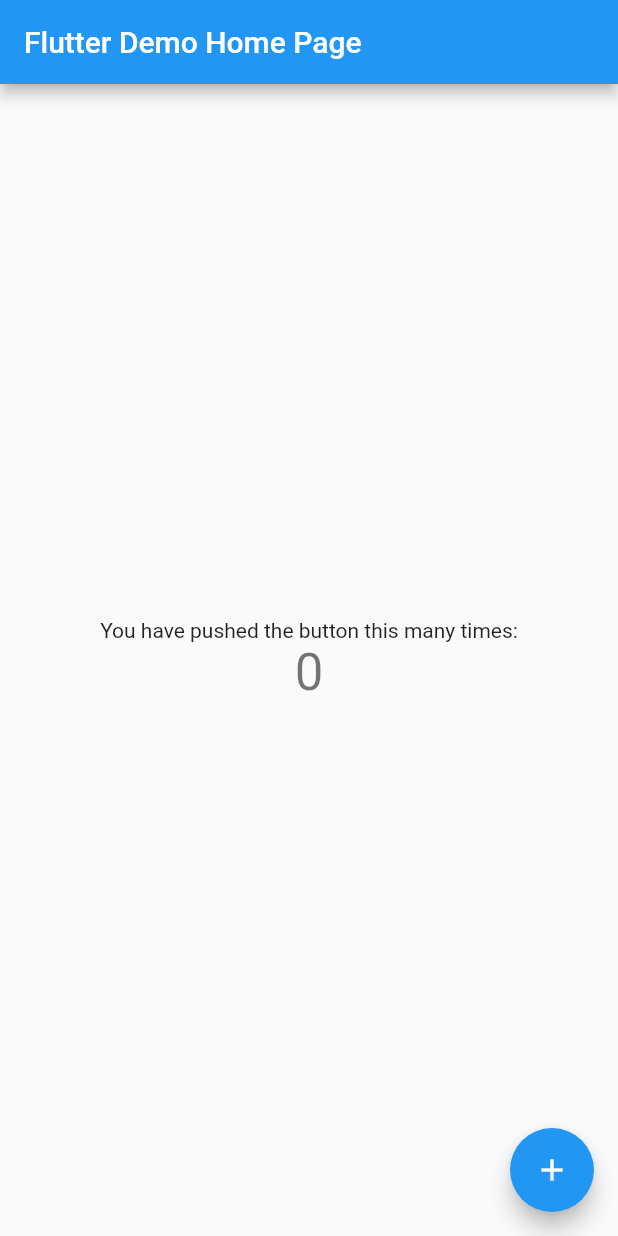
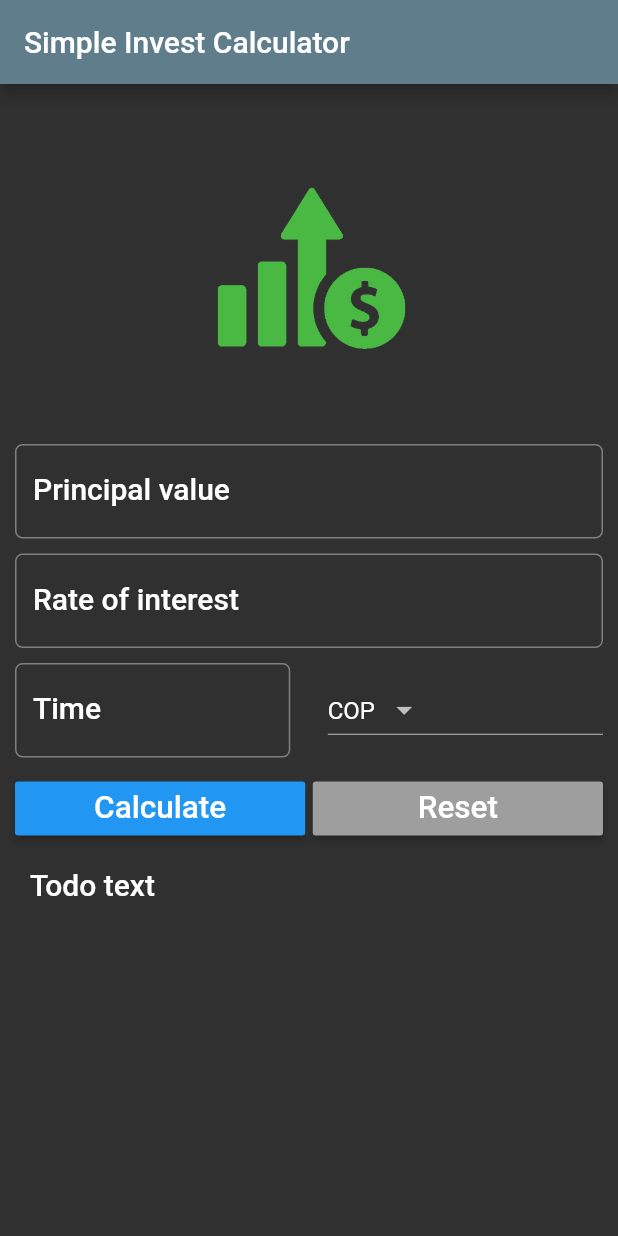
Before and after one commit to FabianVarela/calculator_invest_flutter, a Flutter app: the screen it shows after launch, on a phone screen of 412 x 824 dp. Run offline on Flutter 3.47's test engine with Material 2 defaults, Android fonts, the phone set to English and light mode, and no system bars.

Commit message:
Adding text, select buttons styles to the form

```diff
--- a/lib/main.dart
+++ b/lib/main.dart
@@ -1,63 +1,153 @@
 import 'package:flutter/material.dart';
 
-void main() => runApp(MyApp());
+void main() {
+  runApp(MaterialApp(
+      debugShowCheckedModeBanner: false,
+      title: 'Simple Invest Calculator App',
+      home: CalculateFrom(),
+      theme: ThemeData(
+        primaryColor: Colors.blueGrey,
+        accentColor: Colors.blueAccent,
+        brightness: Brightness.dark
+      ),
+    )
+  );
+}
 
-class MyApp extends StatelessWidget {
+class CalculateFrom extends StatefulWidget {
   @override
-  Widget build(BuildContext context) {
-    return MaterialApp(
-      title: 'Flutter Demo',
-      theme: ThemeData(
-        primarySwatch: Colors.blue,
-      ),
-      home: MyHomePage(title: 'Flutter Demo Home Page'),
-    );
+  State<StatefulWidget> createState() {
+    return CalculateFormState();
   }
 }
 
-class MyHomePage extends StatefulWidget {
-  MyHomePage({Key key, this.title}) : super(key: key);
-
-  final String title;
-
-  @override
-  _MyHomePageState createState() => _MyHomePageState();
-}
-
-class _MyHomePageState extends State<MyHomePage> {
-  int _counter = 0;
-
-  void _incrementCounter() {
-    setState(() {
-      _counter++;
-    });
-  }
+class CalculateFormState extends State<CalculateFrom> {
+  var currencies = ['COP','USD','EUR','Other'];
+  final minimumPadding = 5.0;
 
   @override
   Widget build(BuildContext context) {
+
+    TextStyle textStyle = Theme.of(context).textTheme.title;
+
     return Scaffold(
+      //resizeToAvoidBottomPadding: false,
       appBar: AppBar(
-        title: Text(widget.title),
+        title: Text('Simple Invest Calculator')
       ),
-      body: Center(
-        child: Column(
-          mainAxisAlignment: MainAxisAlignment.center,
+      body: Container(
+        margin: EdgeInsets.all(minimumPadding * 2),
+        child: ListView(
           children: <Widget>[
-            Text(
-              'You have pushed the button this many times:',
+            getAssetImage(),
+            Padding(
+              padding: EdgeInsets.only(top: minimumPadding, bottom: minimumPadding),
+              child: TextField(
+                keyboardType: TextInputType.number,
+                style: textStyle,
+                decoration: InputDecoration(
+                  labelText: 'Principal value',
+                  hintText: 'Enter percent value',
+                  labelStyle: textStyle,
+                  border: OutlineInputBorder(
+                    borderRadius: BorderRadius.circular(5)
+                  )
+                ),
+              ),
             ),
-            Text(
-              '$_counter',
-              style: Theme.of(context).textTheme.display1,
+            Padding(
+              padding: EdgeInsets.only(top: minimumPadding, bottom: minimumPadding),
+              child: TextField(
+                keyboardType: TextInputType.number,
+                style: textStyle,
+                decoration: InputDecoration(
+                  labelText: 'Rate of interest',
+                  hintText: 'Enter principal value, ej, 10000',
+                  labelStyle: textStyle,
+                  border: OutlineInputBorder(
+                    borderRadius: BorderRadius.circular(5)
+                  )
+                ),
+              )
             ),
+            Padding(
+              padding: EdgeInsets.only(top: minimumPadding, bottom: minimumPadding),
+              child: Row(
+                children: <Widget>[
+                  Expanded(
+                    child: TextField(
+                      keyboardType: TextInputType.number,
+                      style: textStyle,
+                      decoration: InputDecoration(
+                        labelText: 'Time',
+                        hintText: 'Time in years',
+                        labelStyle: textStyle,
+                        border: OutlineInputBorder(
+                          borderRadius: BorderRadius.circular(5)
+                        )
+                      ),
+                    )
+                  ),
+                  Container(width: minimumPadding * 5),
+                  Expanded(
+                    child: DropdownButton<String>(
+                      items: currencies.map((String value) {
+                        return DropdownMenuItem<String>(
+                          value: value,
+                          child: Text(value)
+                        );
+                      }).toList(),
+                      value: currencies[0],
+                      onChanged: (String newValueSelected) {
+
+                      },
+                    )
+                  )
+                ],
+              )
+            ),
+            Padding(
+              padding: EdgeInsets.only(top: minimumPadding, bottom: minimumPadding),
+              child: Row(
+                children: <Widget>[
+                  Expanded(
+                    child: RaisedButton(
+                      color: Colors.blue,
+                      textColor: Colors.white,
+                      child: Text('Calculate', textScaleFactor: 1.5),
+                      onPressed: () {
+
+                      }
+                    ),
+                  ),
+                  Container(width: minimumPadding *1),
+                  Expanded(
+                    child: RaisedButton(
+                      color: Colors.grey,
+                      textColor: Colors.white,
+                      child: Text('Reset', textScaleFactor: 1.5),
+                      onPressed: () {
+
+                      }
+                    ),
+                  )
+                ],
+              )
+            ),
+            Padding(
+              padding: EdgeInsets.all(minimumPadding * 2),
+              child: Text('Todo text', style: textStyle)
+            )
           ],
-        ),
-      ),
-      floatingActionButton: FloatingActionButton(
-        onPressed: _incrementCounter,
-        tooltip: 'Increment',
-        child: Icon(Icons.add),
-      ),
+        )
+      )
     );
   }
+
+  Widget getAssetImage() {
+    AssetImage assetImage = AssetImage('images/invest.png');
+    Image image = Image(image: assetImage, width: 125, height: 125);
+
+    return Container(child: image, margin: EdgeInsets.all(minimumPadding * 10));
+  }
 }
--- a/pubspec.yaml
+++ b/pubspec.yaml
@@ -37,9 +37,8 @@ flutter:
   uses-material-design: true
 
   # To add assets to your application, add an assets section, like this:
-  # assets:
-  #  - images/a_dot_burr.jpeg
-  #  - images/a_dot_ham.jpeg
+  assets:
+   - images/invest.png
 
   # An image asset can refer to one or more resolution-specific "variants", see
   # https://flutter.io/assets-and-images/#resolution-aware.
```
Also changed, not shown: images/invest.png (added), 1 other file.
